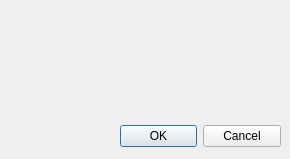
Qt form dialog.ui (stmx/HartTester) before a commit.
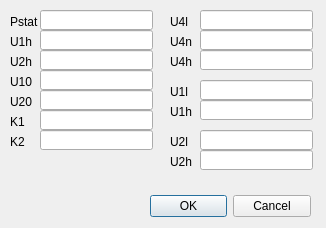
The same form after that commit.

Patch:
```diff
--- a/dialog.ui
+++ b/dialog.ui
@@ -6,8 +6,8 @@
    <rect>
     <x>0</x>
     <y>0</y>
-    <width>290</width>
-    <height>159</height>
+    <width>326</width>
+    <height>228</height>
    </rect>
   </property>
   <property name="windowTitle">
@@ -16,8 +16,8 @@
   <widget class="QDialogButtonBox" name="buttonBox">
    <property name="geometry">
     <rect>
-     <x>120</x>
-     <y>120</y>
+     <x>150</x>
+     <y>190</y>
      <width>161</width>
      <height>32</height>
     </rect>
@@ -29,6 +29,373 @@
     <set>QDialogButtonBox::Cancel|QDialogButtonBox::Ok</set>
    </property>
   </widget>
+  <widget class="QLabel" name="label">
+   <property name="geometry">
+    <rect>
+     <x>10</x>
+     <y>10</y>
+     <width>31</width>
+     <height>23</height>
+    </rect>
+   </property>
+   <property name="text">
+    <string>Pstat</string>
+   </property>
+  </widget>
+  <widget class="QLineEdit" name="lineEditCoef_1">
+   <property name="geometry">
+    <rect>
+     <x>40</x>
+     <y>10</y>
+     <width>113</width>
+     <height>20</height>
+    </rect>
+   </property>
+   <property name="readOnly">
+    <bool>true</bool>
+   </property>
+  </widget>
+  <widget class="QLabel" name="label_2">
+   <property name="geometry">
+    <rect>
+     <x>10</x>
+     <y>30</y>
+     <width>31</width>
+     <height>23</height>
+    </rect>
+   </property>
+   <property name="text">
+    <string>U1h</string>
+   </property>
+  </widget>
+  <widget class="QLineEdit" name="lineEditCoef_2">
+   <property name="geometry">
+    <rect>
+     <x>40</x>
+     <y>30</y>
+     <width>113</width>
+     <height>20</height>
+    </rect>
+   </property>
+   <property name="readOnly">
+    <bool>true</bool>
+   </property>
+  </widget>
+  <widget class="QLabel" name="label_3">
+   <property name="geometry">
+    <rect>
+     <x>10</x>
+     <y>50</y>
+     <width>31</width>
+     <height>23</height>
+    </rect>
+   </property>
+   <property name="text">
+    <string>U2h</string>
+   </property>
+  </widget>
+  <widget class="QLineEdit" name="lineEditCoef_3">
+   <property name="geometry">
+    <rect>
+     <x>40</x>
+     <y>50</y>
+     <width>113</width>
+     <height>20</height>
+    </rect>
+   </property>
+   <property name="readOnly">
+    <bool>true</bool>
+   </property>
+  </widget>
+  <widget class="QLabel" name="label_4">
+   <property name="geometry">
+    <rect>
+     <x>10</x>
+     <y>70</y>
+     <width>31</width>
+     <height>23</height>
+    </rect>
+   </property>
+   <property name="text">
+    <string>U10</string>
+   </property>
+  </widget>
+  <widget class="QLineEdit" name="lineEditCoef_4">
+   <property name="geometry">
+    <rect>
+     <x>40</x>
+     <y>70</y>
+     <width>113</width>
+     <height>20</height>
+    </rect>
+   </property>
+   <property name="readOnly">
+    <bool>true</bool>
+   </property>
+  </widget>
+  <widget class="QLabel" name="label_5">
+   <property name="geometry">
+    <rect>
+     <x>10</x>
+     <y>90</y>
+     <width>31</width>
+     <height>23</height>
+    </rect>
+   </property>
+   <property name="text">
+    <string>U20</string>
+   </property>
+  </widget>
+  <widget class="QLineEdit" name="lineEditCoef_5">
+   <property name="geometry">
+    <rect>
+     <x>40</x>
+     <y>90</y>
+     <width>113</width>
+     <height>20</height>
+    </rect>
+   </property>
+   <property name="readOnly">
+    <bool>true</bool>
+   </property>
+  </widget>
+  <widget class="QLabel" name="label_6">
+   <property name="geometry">
+    <rect>
+     <x>10</x>
+     <y>110</y>
+     <width>31</width>
+     <height>23</height>
+    </rect>
+   </property>
+   <property name="text">
+    <string>K1</string>
+   </property>
+  </widget>
+  <widget class="QLineEdit" name="lineEditCoef_6">
+   <property name="geometry">
+    <rect>
+     <x>40</x>
+     <y>110</y>
+     <width>113</width>
+     <height>20</height>
+    </rect>
+   </property>
+   <property name="readOnly">
+    <bool>true</bool>
+   </property>
+  </widget>
+  <widget class="QLineEdit" name="lineEditCoef_7">
+   <property name="geometry">
+    <rect>
+     <x>40</x>
+     <y>130</y>
+     <width>113</width>
+     <height>20</height>
+    </rect>
+   </property>
+   <property name="text">
+    <string/>
+   </property>
+   <property name="readOnly">
+    <bool>true</bool>
+   </property>
+  </widget>
+  <widget class="QLabel" name="label_7">
+   <property name="geometry">
+    <rect>
+     <x>10</x>
+     <y>130</y>
+     <width>31</width>
+     <height>23</height>
+    </rect>
+   </property>
+   <property name="text">
+    <string>K2</string>
+   </property>
+  </widget>
+  <widget class="QLabel" name="label_8">
+   <property name="geometry">
+    <rect>
+     <x>170</x>
+     <y>10</y>
+     <width>31</width>
+     <height>23</height>
+    </rect>
+   </property>
+   <property name="text">
+    <string>U4l</string>
+   </property>
+  </widget>
+  <widget class="QLineEdit" name="lineEditCoef_8">
+   <property name="geometry">
+    <rect>
+     <x>200</x>
+     <y>10</y>
+     <width>113</width>
+     <height>20</height>
+    </rect>
+   </property>
+   <property name="readOnly">
+    <bool>true</bool>
+   </property>
+  </widget>
+  <widget class="QLineEdit" name="lineEditCoef_9">
+   <property name="geometry">
+    <rect>
+     <x>200</x>
+     <y>30</y>
+     <width>113</width>
+     <height>20</height>
+    </rect>
+   </property>
+   <property name="readOnly">
+    <bool>true</bool>
+   </property>
+  </widget>
+  <widget class="QLineEdit" name="lineEditCoef_10">
+   <property name="geometry">
+    <rect>
+     <x>200</x>
+     <y>50</y>
+     <width>113</width>
+     <height>20</height>
+    </rect>
+   </property>
+   <property name="readOnly">
+    <bool>true</bool>
+   </property>
+  </widget>
+  <widget class="QLabel" name="label_9">
+   <property name="geometry">
+    <rect>
+     <x>170</x>
+     <y>30</y>
+     <width>31</width>
+     <height>23</height>
+    </rect>
+   </property>
+   <property name="text">
+    <string>U4n</string>
+   </property>
+  </widget>
+  <widget class="QLabel" name="label_10">
+   <property name="geometry">
+    <rect>
+     <x>170</x>
+     <y>50</y>
+     <width>31</width>
+     <height>23</height>
+    </rect>
+   </property>
+   <property name="text">
+    <string>U4h</string>
+   </property>
+  </widget>
+  <widget class="QLineEdit" name="lineEditCoef_11">
+   <property name="geometry">
+    <rect>
+     <x>200</x>
+     <y>80</y>
+     <width>113</width>
+     <height>20</height>
+    </rect>
+   </property>
+   <property name="readOnly">
+    <bool>true</bool>
+   </property>
+  </widget>
+  <widget class="QLabel" name="label_11">
+   <property name="geometry">
+    <rect>
+     <x>170</x>
+     <y>100</y>
+     <width>31</width>
+     <height>23</height>
+    </rect>
+   </property>
+   <property name="text">
+    <string>U1h</string>
+   </property>
+  </widget>
+  <widget class="QLineEdit" name="lineEditCoef_12">
+   <property name="geometry">
+    <rect>
+     <x>200</x>
+     <y>100</y>
+     <width>113</width>
+     <height>20</height>
+    </rect>
+   </property>
+   <property name="readOnly">
+    <bool>true</bool>
+   </property>
+  </widget>
+  <widget class="QLabel" name="label_12">
+   <property name="geometry">
+    <rect>
+     <x>170</x>
+     <y>80</y>
+     <width>31</width>
+     <height>23</height>
+    </rect>
+   </property>
+   <property name="text">
+    <string>U1l</string>
+   </property>
+  </widget>
+  <widget class="QLabel" name="label_13">
+   <property name="geometry">
+    <rect>
+     <x>170</x>
+     <y>150</y>
+     <width>31</width>
+     <height>23</height>
+    </rect>
+   </property>
+   <property name="text">
+    <string>U2h</string>
+   </property>
+  </widget>
+  <widget class="QLabel" name="label_14">
+   <property name="geometry">
+    <rect>
+     <x>170</x>
+     <y>130</y>
+     <width>31</width>
+     <height>23</height>
+    </rect>
+   </property>
+   <property name="text">
+    <string>U2l</string>
+   </property>
+  </widget>
+  <widget class="QLineEdit" name="lineEditCoef_13">
+   <property name="geometry">
+    <rect>
+     <x>200</x>
+     <y>130</y>
+     <width>113</width>
+     <height>20</height>
+    </rect>
+   </property>
+   <property name="readOnly">
+    <bool>true</bool>
+   </property>
+  </widget>
+  <widget class="QLineEdit" name="lineEditCoef_14">
+   <property name="geometry">
+    <rect>
+     <x>200</x>
+     <y>150</y>
+     <width>113</width>
+     <height>20</height>
+    </rect>
+   </property>
+   <property name="readOnly">
+    <bool>true</bool>
+   </property>
+  </widget>
  </widget>
  <resources/>
  <connections>
```
Left out of the diff: 2 changed lines with no effect on the pictures.
